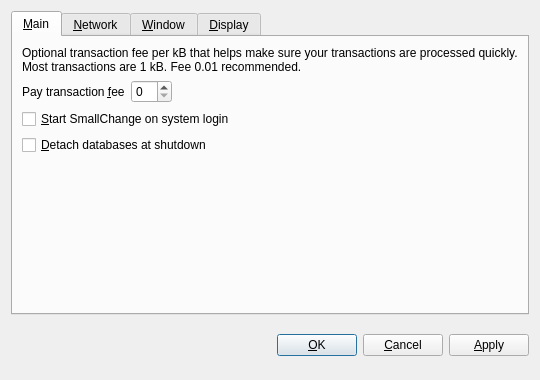
mooneygang/ammocoin, file src/qt/forms/optionsdialog.ui: the form before one commit.
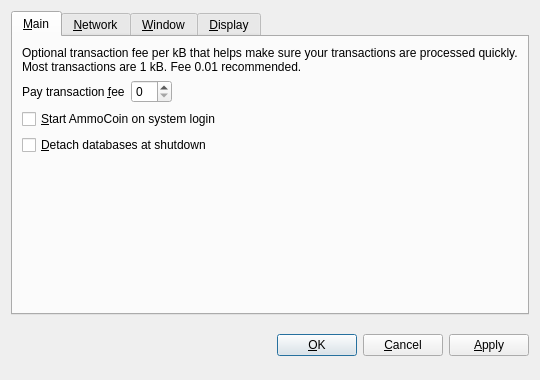
The form after the commit. The open tabs and pages were chosen to show the change. Custom widgets are drawn as their Qt base class.

Diff of the .ui file:
```diff
--- a/src/qt/forms/optionsdialog.ui
+++ b/src/qt/forms/optionsdialog.ui
@@ -82,7 +82,7 @@
           <string>Automatically start SmallChange after logging in to the system.</string>
          </property>
          <property name="text">
-          <string>&amp;Start SmallChange on system login</string>
+          <string>&amp;Start AmmoCoin on system login</string>
          </property>
         </widget>
        </item>
```
Left out of the diff: 10 changed lines with no effect on the pictures.
